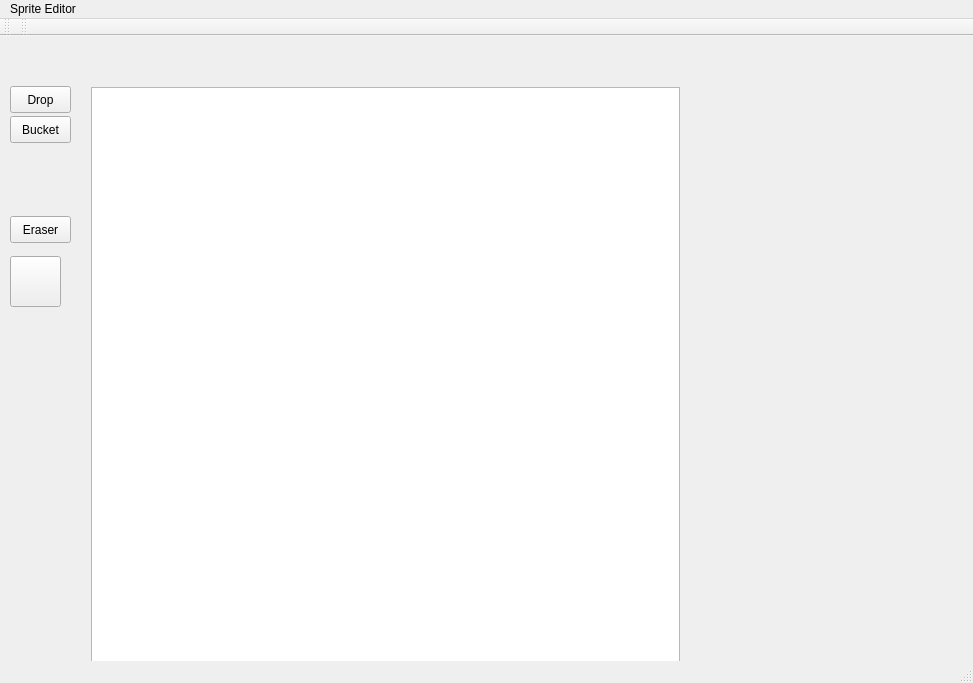
Above: spriteview.ui from Mitten25/SpriteEditor before the change. Below: the same form after it.
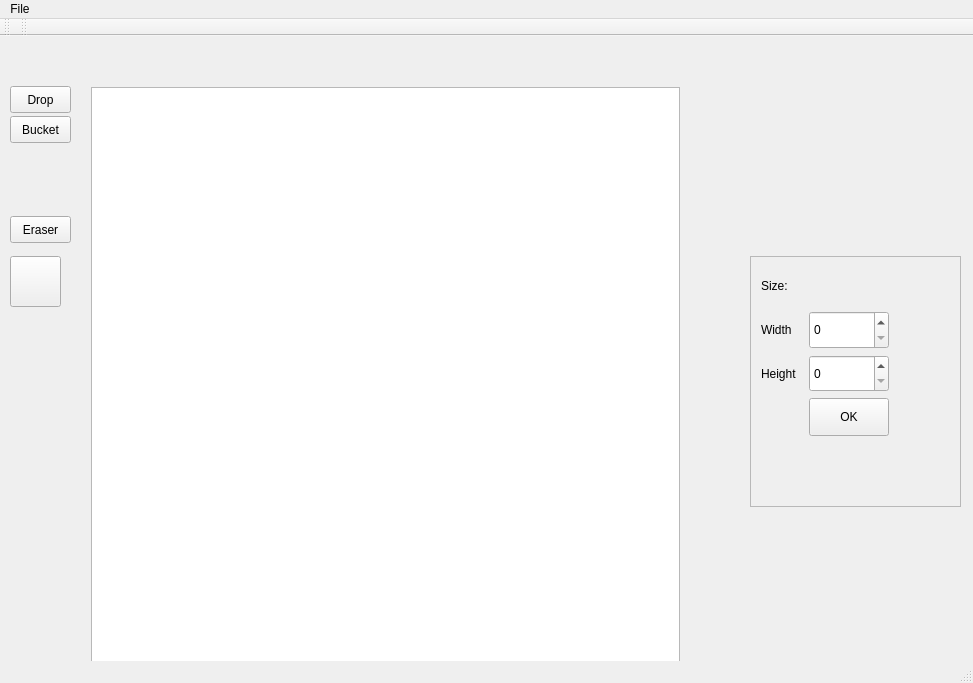
That is the form after the change.

Diff of the .ui file:
```diff
--- a/spriteview.ui
+++ b/spriteview.ui
@@ -237,6 +237,132 @@
      <string/>
     </property>
    </widget>
+   <widget class="QFrame" name="frame">
+    <property name="geometry">
+     <rect>
+      <x>750</x>
+      <y>220</y>
+      <width>211</width>
+      <height>251</height>
+     </rect>
+    </property>
+    <property name="frameShape">
+     <enum>QFrame::StyledPanel</enum>
+    </property>
+    <property name="frameShadow">
+     <enum>QFrame::Raised</enum>
+    </property>
+    <widget class="QWidget" name="gridLayoutWidget">
+     <property name="geometry">
+      <rect>
+       <x>0</x>
+       <y>0</y>
+       <width>191</width>
+       <height>191</height>
+      </rect>
+     </property>
+     <layout class="QGridLayout" name="gridLayout">
+      <item row="0" column="0">
+       <widget class="QLabel" name="label">
+        <property name="sizePolicy">
+         <sizepolicy hsizetype="MinimumExpanding" vsizetype="MinimumExpanding">
+          <horstretch>0</horstretch>
+          <verstretch>0</verstretch>
+         </sizepolicy>
+        </property>
+        <property name="text">
+         <string>Size:</string>
+        </property>
+       </widget>
+      </item>
+      <item row="1" column="0">
+       <widget class="QLabel" name="label_2">
+        <property name="sizePolicy">
+         <sizepolicy hsizetype="MinimumExpanding" vsizetype="MinimumExpanding">
+          <horstretch>0</horstretch>
+          <verstretch>0</verstretch>
+         </sizepolicy>
+        </property>
+        <property name="text">
+         <string>Width</string>
+        </property>
+       </widget>
+      </item>
+      <item row="2" column="0">
+       <widget class="QLabel" name="label_3">
+        <property name="sizePolicy">
+         <sizepolicy hsizetype="MinimumExpanding" vsizetype="MinimumExpanding">
+          <horstretch>0</horstretch>
+          <verstretch>0</verstretch>
+         </sizepolicy>
+        </property>
+        <property name="text">
+         <string>Height</string>
+        </property>
+       </widget>
+      </item>
+      <item row="1" column="1">
+       <widget class="QSpinBox" name="widthBox">
+        <property name="sizePolicy">
+         <sizepolicy hsizetype="MinimumExpanding" vsizetype="MinimumExpanding">
+          <horstretch>0</horstretch>
+          <verstretch>0</verstretch>
+         </sizepolicy>
+        </property>
+       </widget>
+      </item>
+      <item row="2" column="1">
+       <widget class="QSpinBox" name="heightBox">
+        <property name="sizePolicy">
+         <sizepolicy hsizetype="MinimumExpanding" vsizetype="MinimumExpanding">
+          <horstretch>0</horstretch>
+          <verstretch>0</verstretch>
+         </sizepolicy>
+        </property>
+       </widget>
+      </item>
+      <item row="3" column="1">
+       <widget class="QPushButton" name="okButton">
+        <property name="sizePolicy">
+         <sizepolicy hsizetype="MinimumExpanding" vsizetype="Expanding">
+          <horstretch>0</horstretch>
+          <verstretch>0</verstretch>
+         </sizepolicy>
+        </property>
+        <property name="text">
+         <string>OK</string>
+        </property>
+       </widget>
+      </item>
+      <item row="3" column="2">
+       <spacer name="horizontalSpacer">
+        <property name="orientation">
+         <enum>Qt::Horizontal</enum>
+        </property>
+        <property name="sizeHint" stdset="0">
+         <size>
+          <width>40</width>
+          <height>20</height>
+         </size>
+        </property>
+       </spacer>
+      </item>
+      <item row="3" column="0">
+       <spacer name="horizontalSpacer_2">
+        <property name="orientation">
+         <enum>Qt::Horizontal</enum>
+        </property>
+        <property name="sizeHint" stdset="0">
+         <size>
+          <width>40</width>
+          <height>20</height>
+         </size>
+        </property>
+       </spacer>
+      </item>
+     </layout>
+    </widget>
+   </widget>
   </widget>
   <widget class="QMenuBar" name="menuBar">
    <property name="geometry">
@@ -244,12 +370,12 @@
      <x>0</x>
      <y>0</y>
      <width>973</width>
-     <height>25</height>
+     <height>19</height>
     </rect>
    </property>
    <widget class="QMenu" name="menuSprite_Editor">
     <property name="title">
-     <string>Sprite Editor</string>
+     <string>File</string>
     </property>
    </widget>
    <addaction name="menuSprite_Editor"/>
```
Left out of the diff: 24 changed lines with no effect on the pictures.
